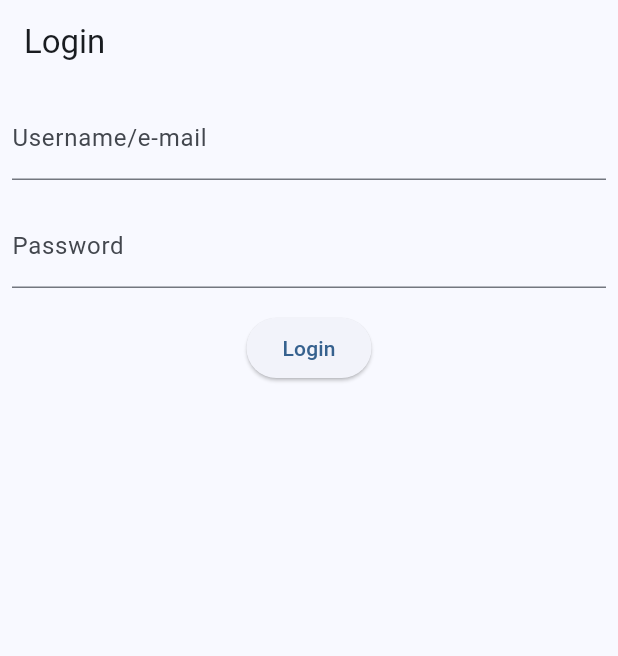
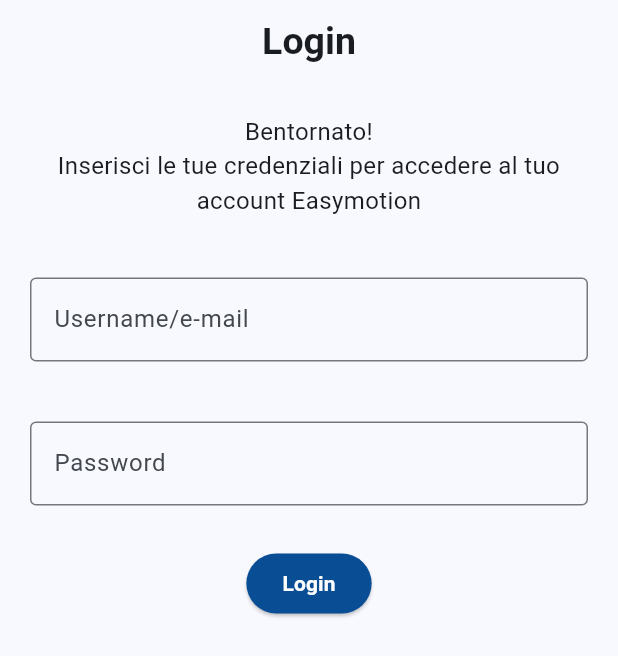
Before and after one commit to IngSW24/easymotion-app, a Flutter app: the LoginPage screen opened by its route, on a phone screen of 412 x 824 dp. Shown: the top 656 px of the screen. Run offline on Flutter 3.47's test engine with Material 3 defaults, Android fonts, the phone set to English and light mode, and no system bars; our stand-ins replace chopper, flutter_dotenv, flutter_hooks, go_router, shared_preferences; missing offline and left inert: fquery; accounts and stored records are empty; statements that could not run were skipped.

Commit message:
Modified the layout of Login

```diff
--- a/lib/ui/pages/explore_page.dart
+++ b/lib/ui/pages/explore_page.dart
@@ -79,7 +79,7 @@ class _ExplorePageState extends State<ExplorePage> {
     return Scaffold(
         appBar: AppBar(
           title: Text(
-              user != null ? "Esplora corsi, ${user.firstName}" : 'Easymotion',
+              user != null ? "Esplora corsi - ${user.firstName}" : 'Easymotion',
             style: TextStyle(color: Color(0xFF094D95), fontWeight: FontWeight.bold)),
           actions: [
             if (user == null)
--- a/lib/ui/pages/login_page.dart
+++ b/lib/ui/pages/login_page.dart
@@ -20,11 +20,22 @@ class _LoginPageState extends State<LoginPage> {
     final login = useLoginFn(context);
 
     return Scaffold(
+
         appBar: AppBar(
-          title: Text('Login'),
+          title: Center( child: Text('Login', style: TextStyle(fontWeight: FontWeight.bold, fontSize: 25) )),
         ),
         body: Column(
           children: [
+
+            Padding(
+                padding: EdgeInsets.all(20),
+                child: Text(
+                    "Bentornato! \nInserisci le tue credenziali per accedere al tuo account Easymotion",
+                    textAlign: TextAlign.center,
+                    style: TextStyle(fontSize: 16)
+                ),
+            ),
+
             if (loginFailed)
               Padding(
                 padding: EdgeInsets.all(16),
@@ -34,9 +45,12 @@ class _LoginPageState extends State<LoginPage> {
                 ),
               ),
             Padding(
-              padding: EdgeInsets.all(8),
+              padding: EdgeInsets.all(20),
               child: TextField(
-                decoration: InputDecoration(label: Text("Username/e-mail")),
+                decoration: InputDecoration(
+                    label: Text("Username/e-mail"),
+                    border: OutlineInputBorder()
+                ),
                 onChanged: (String value) {
                   setState(() {
                     _username = value;
@@ -45,11 +59,12 @@ class _LoginPageState extends State<LoginPage> {
               ),
             ),
             Padding(
-              padding: EdgeInsets.all(8),
+              padding: EdgeInsets.all(20),
               child: TextField(
                 obscureText: true,
                 decoration: InputDecoration(
                   labelText: "Password",
+                  border: OutlineInputBorder()
                 ),
                 onChanged: (String value) {
                   setState(() {
@@ -72,7 +87,10 @@ class _LoginPageState extends State<LoginPage> {
                         context.go("/explore");
                       }
                     },
-                    child: Text("Login"))),
+                    style: ButtonStyle(
+                      backgroundColor: WidgetStatePropertyAll(Color(0xFF094D95))
+                    ),
+                    child: Text("Login", style: TextStyle(color: Color(0xFFFDFDFD), fontWeight: FontWeight.bold)))),
           ],
         ));
   }
```
Also changed, not shown: lib/main.dart (+5 -2 lines), lib/ui/components/courses/course_list_view.dart (+14 -11 lines).
